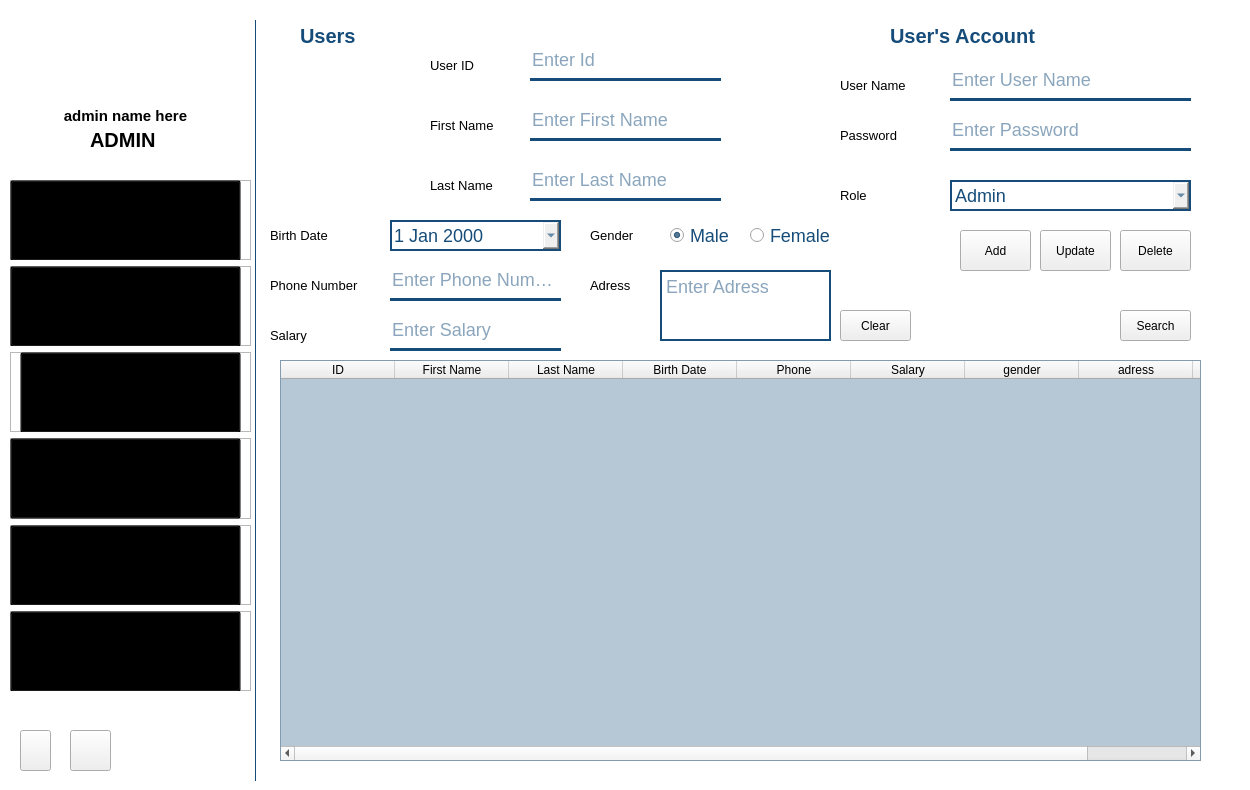
Above: gui/admin.ui from Maher-Majdoub/supermarket_management_system before the change. Below: the same form after it.
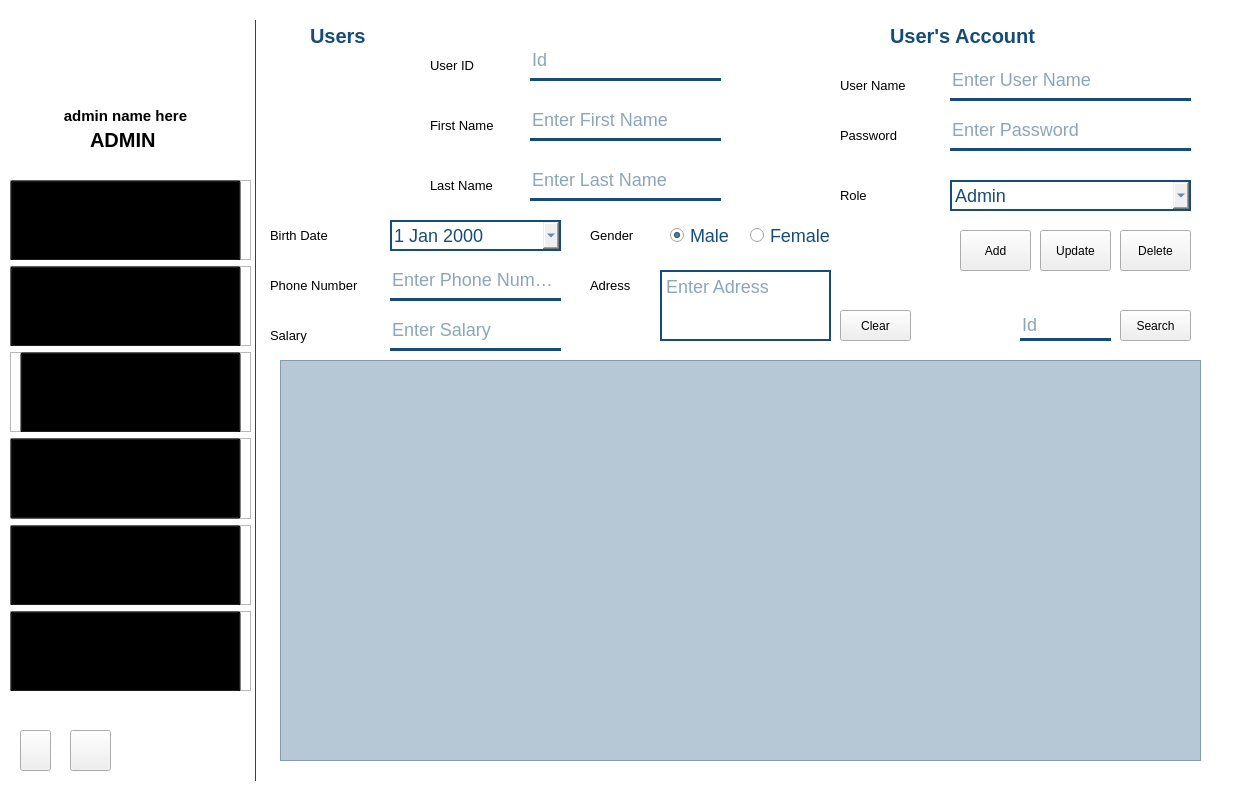
That is the form after the change. The open tabs and pages were chosen to show the change. Icons and pictures are not drawn.

Commit message: modified users frame

Diff of the .ui file:
```diff
--- a/gui/admin.ui
+++ b/gui/admin.ui
@@ -965,8 +965,11 @@
 color: #154c79;
 font-size: 18px;</string>
      </property>
+     <property name="readOnly">
+      <bool>true</bool>
+     </property>
      <property name="placeholderText">
-      <string>Enter Id</string>
+      <string>Id</string>
      </property>
     </widget>
     <widget class="QLabel" name="label_32">
@@ -1429,7 +1432,7 @@
     <widget class="QLabel" name="label_43">
      <property name="geometry">
       <rect>
-       <x>40</x>
+       <x>50</x>
        <y>0</y>
        <width>61</width>
        <height>31</height>
@@ -1603,25 +1606,25 @@
       <bool>true</bool>
      </property>
      <property name="sortingEnabled">
-      <bool>true</bool>
+      <bool>false</bool>
      </property>
      <property name="cornerButtonEnabled">
       <bool>false</bool>
      </property>
      <attribute name="horizontalHeaderVisible">
-      <bool>true</bool>
+      <bool>false</bool>
      </attribute>
      <attribute name="horizontalHeaderDefaultSectionSize">
-      <number>114</number>
+      <number>83</number>
      </attribute>
      <attribute name="horizontalHeaderHighlightSections">
       <bool>false</bool>
      </attribute>
      <attribute name="horizontalHeaderMinimumSectionSize">
-      <number>114</number>
+      <number>83</number>
      </attribute>
      <attribute name="horizontalHeaderShowSortIndicator" stdset="0">
-      <bool>true</bool>
+      <bool>false</bool>
      </attribute>
      <attribute name="verticalHeaderVisible">
       <bool>false</bool>
@@ -1656,7 +1659,7 @@
      </column>
      <column>
       <property name="text">
-       <string>First Name</string>
+       <string>Fist Name</string>
       </property>
      </column>
      <column>
@@ -1694,6 +1697,41 @@
        <string>Role</string>
       </property>
      </column>
+     <column>
+      <property name="text">
+       <string>User Name</string>
+      </property>
+     </column>
+     <column>
+      <property name="text">
+       <string>Password</string>
+      </property>
+     </column>
+    </widget>
+    <widget class="QLineEdit" name="users_search_id">
+     <property name="geometry">
+      <rect>
+       <x>760</x>
+       <y>290</y>
+       <width>91</width>
+       <height>31</height>
+      </rect>
+     </property>
+     <property name="statusTip">
+      <string>del</string>
+     </property>
+     <property name="styleSheet">
+      <string notr="true">border: none;
+border-bottom: 3px solid #154c79;
+color: #154c79;
+font-size: 18px;</string>
+     </property>
+     <property name="readOnly">
+      <bool>false</bool>
+     </property>
+     <property name="placeholderText">
+      <string>Id</string>
+     </property>
     </widget>
    </widget>
    <widget class="QWidget" name="incomes_frame">
```
Left out of the diff: 6 changed lines with no effect on the pictures. The commit also changes 3 other files.
